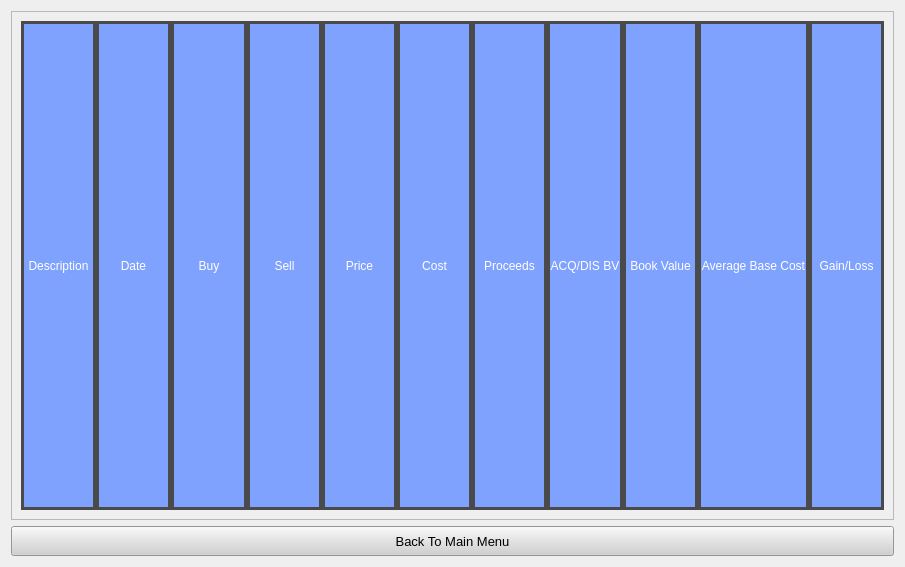
This is GainLossCalculator/MergedScreen/mergedscreen.ui in w-ge/Gain-Loss-Calculator as Qt 5 draws it before an edit. The edited form follows.
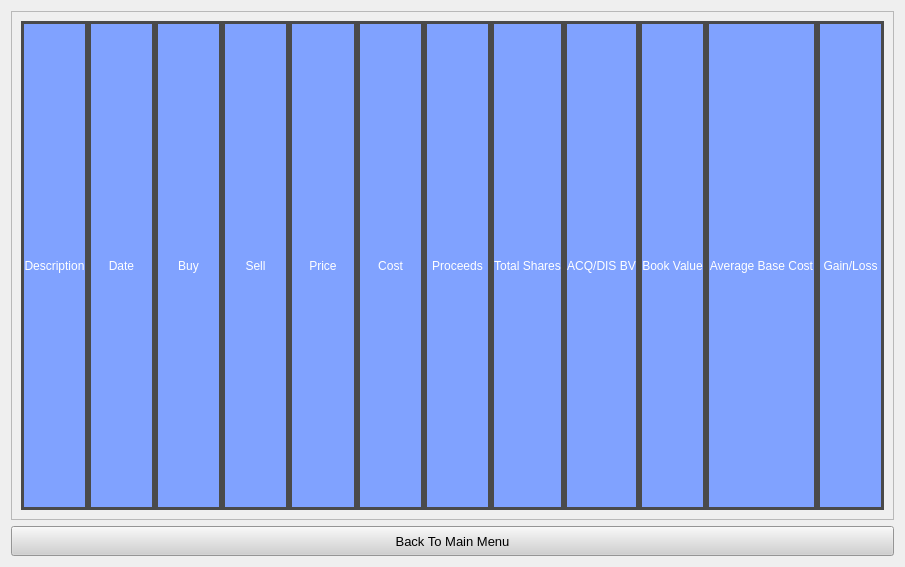
This is the edited form.

Commit message: Added Comments and Total Shares Section

The edit to the form file:
```diff
--- a/GainLossCalculator/MergedScreen/mergedscreen.ui
+++ b/GainLossCalculator/MergedScreen/mergedscreen.ui
@@ -171,6 +171,27 @@
              </property>
             </widget>
            </item>
+           <item row="0" column="9">
+            <widget class="QLabel" name="bookValue">
+             <property name="minimumSize">
+              <size>
+               <width>0</width>
+               <height>30</height>
+              </size>
+             </property>
+             <property name="styleSheet">
+              <string notr="true">background-color: rgb(128, 162, 255);
+color: rgb(255, 255, 255);
+border: 3px solid rgb(74, 74, 74);</string>
+             </property>
+             <property name="text">
+              <string>Book Value</string>
+             </property>
+             <property name="alignment">
+              <set>Qt::AlignCenter</set>
+             </property>
+            </widget>
+           </item>
            <item row="0" column="6">
             <widget class="QLabel" name="proceeds">
              <property name="minimumSize">
@@ -192,7 +213,7 @@
              </property>
             </widget>
            </item>
-           <item row="0" column="7">
+           <item row="0" column="8">
             <widget class="QLabel" name="commissions">
              <property name="minimumSize">
               <size>
@@ -213,49 +234,7 @@
              </property>
             </widget>
            </item>
-           <item row="0" column="8">
-            <widget class="QLabel" name="bookValue">
-             <property name="minimumSize">
-              <size>
-               <width>0</width>
-               <height>30</height>
-              </size>
-             </property>
-             <property name="styleSheet">
-              <string notr="true">background-color: rgb(128, 162, 255);
-color: rgb(255, 255, 255);
-border: 3px solid rgb(74, 74, 74);</string>
-             </property>
-             <property name="text">
-              <string>Book Value</string>
-             </property>
-             <property name="alignment">
-              <set>Qt::AlignCenter</set>
-             </property>
-            </widget>
-           </item>
-           <item row="0" column="9">
-            <widget class="QLabel" name="avgCB">
-             <property name="minimumSize">
-              <size>
-               <width>0</width>
-               <height>30</height>
-              </size>
-             </property>
-             <property name="styleSheet">
-              <string notr="true">background-color: rgb(128, 162, 255);
-color: rgb(255, 255, 255);
-border: 3px solid rgb(74, 74, 74);</string>
-             </property>
-             <property name="text">
-              <string>Average Base Cost</string>
-             </property>
-             <property name="alignment">
-              <set>Qt::AlignCenter</set>
-             </property>
-            </widget>
-           </item>
-           <item row="0" column="10">
+           <item row="0" column="11">
             <widget class="QLabel" name="gainLoss">
              <property name="minimumSize">
               <size>
@@ -276,6 +255,84 @@
              </property>
             </widget>
            </item>
+           <item row="0" column="0">
+            <widget class="QLabel" name="description">
+             <property name="minimumSize">
+              <size>
+               <width>0</width>
+               <height>30</height>
+              </size>
+             </property>
+             <property name="styleSheet">
+              <string notr="true">background-color: rgb(128, 162, 255);
+color: rgb(255, 255, 255);
+border: 3px solid rgb(74, 74, 74);</string>
+             </property>
+             <property name="text">
+              <string>Description</string>
+             </property>
+             <property name="alignment">
+              <set>Qt::AlignCenter</set>
+             </property>
+            </widget>
+           </item>
+           <item row="0" column="1">
+            <widget class="QLabel" name="date">
+             <property name="minimumSize">
+              <size>
+               <width>0</width>
+               <height>30</height>
+              </size>
+             </property>
+             <property name="styleSheet">
+              <string notr="true">background-color: rgb(128, 162, 255);
+color: rgb(255, 255, 255);
+border: 3px solid rgb(74, 74, 74);</string>
+             </property>
+             <property name="text">
+              <string>Date</string>
+             </property>
+             <property name="alignment">
+              <set>Qt::AlignCenter</set>
+             </property>
+            </widget>
+           </item>
+           <item row="0" column="10">
+            <widget class="QLabel" name="avgCB">
+             <property name="minimumSize">
+              <size>
+               <width>0</width>
+               <height>30</height>
+              </size>
+             </property>
+             <property name="styleSheet">
+              <string notr="true">background-color: rgb(128, 162, 255);
+color: rgb(255, 255, 255);
+border: 3px solid rgb(74, 74, 74);</string>
+             </property>
+             <property name="text">
+              <string>Average Base Cost</string>
+             </property>
+             <property name="alignment">
+              <set>Qt::AlignCenter</set>
+             </property>
+            </widget>
+           </item>
+           <item row="0" column="7">
+            <widget class="QLabel" name="totalShares">
+             <property name="styleSheet">
+              <string notr="true">background-color: rgb(128, 162, 255);
+color: rgb(255, 255, 255);
+border: 3px solid rgb(74, 74, 74);</string>
+             </property>
+             <property name="text">
+              <string>Total Shares</string>
+             </property>
+             <property name="alignment">
+              <set>Qt::AlignCenter</set>
+             </property>
+            </widget>
+           </item>
           </layout>
          </item>
         </layout>
```
Left out of the diff: 42 changed lines with no effect on the pictures. The commit also changes 24 other files.
